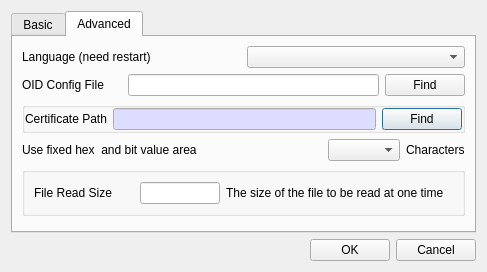
Above: BerEditor/settings_dlg.ui from jykim74/BerEditor before the change. Below: the same form after it.
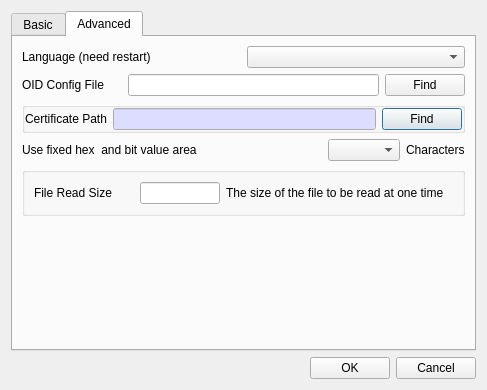
That is the form after the change. The open tabs and pages were chosen to show the change.

The edit to the form file:
```diff
--- a/BerEditor/settings_dlg.ui
+++ b/BerEditor/settings_dlg.ui
@@ -7,7 +7,7 @@
     <x>0</x>
     <y>0</y>
     <width>487</width>
-    <height>272</height>
+    <height>390</height>
    </rect>
   </property>
   <property name="windowTitle">
```
Left out of the diff: 2 changed lines with no effect on the pictures.
